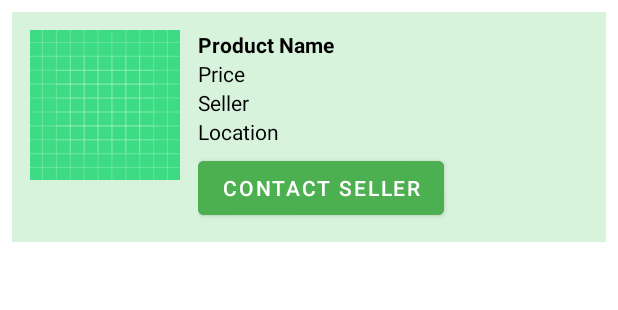
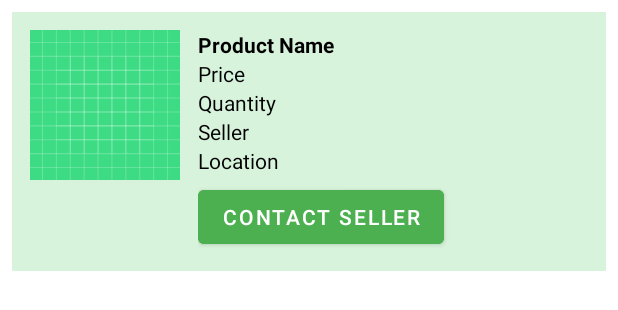
Before and after one commit to Siddhanttamang/SmartKrishi-android, an Android app: the layout item_products.xml on its own in the app's theme, with its tools: preview values and no code run, on a phone screen of 412 x 824 dp. Shown: the top 310 px of the screen. Run offline under Robolectric (Android 15) with nearby library versions, the phone set to English and light mode, and no system bars.

Commit message:
product_image

```diff
--- a/app/src/main/res/layout/item_products.xml
+++ b/app/src/main/res/layout/item_products.xml
@@ -43,6 +43,12 @@
                 android:layout_height="wrap_content"
                 android:textColor="@color/black"
                 android:text="Price" />
+            <TextView
+                android:id="@+id/productQuantity"
+                android:layout_width="wrap_content"
+                android:layout_height="wrap_content"
+                android:textColor="@color/black"
+                android:text="Quantity" />
 
             <TextView
                 android:id="@+id/productSeller"
```
Also changed, not shown: app/src/main/java/com/example/smartkrishi/adapters/ProductsAdapter.java (+7 -6 lines), app/src/main/java/com/example/smartkrishi/models/Products.java (+7 -7 lines).
